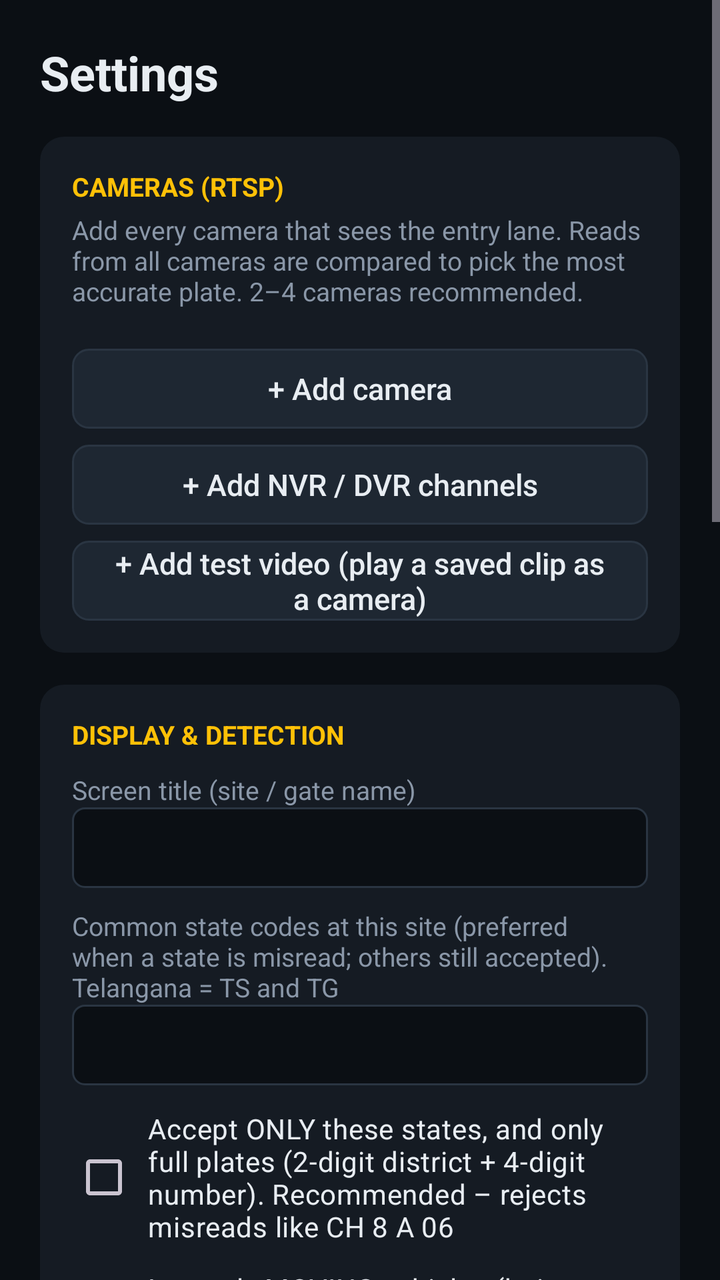
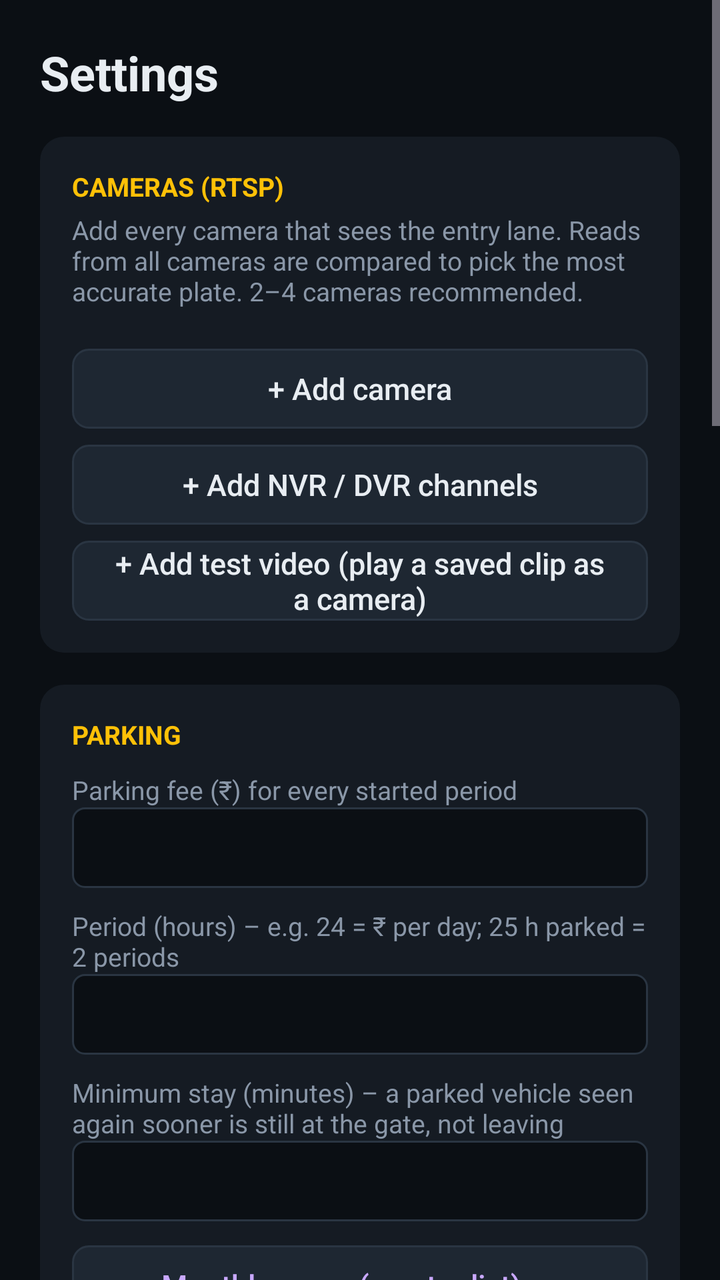

Before-and-after screenshots of an Android layout around one commit, followed by the original layout XML and the change that was made.
<!-- AndroidManifest.xml: application theme Theme.VehicleGate -->
<!-- res/layout/activity_settings.xml -->
<?xml version="1.0" encoding="utf-8"?>
<ScrollView xmlns:android="http://schemas.android.com/apk/res/android"
    android:layout_width="match_parent"
    android:layout_height="match_parent"
    android:background="@color/bg"
    android:fillViewport="true">

    <LinearLayout
        android:layout_width="match_parent"
        android:layout_height="wrap_content"
        android:orientation="vertical"
        android:padding="20dp">

        <TextView
            android:layout_width="wrap_content"
            android:layout_height="wrap_content"
            android:text="Settings"
            android:textColor="@color/text"
            android:textSize="24sp"
            android:textStyle="bold" />

        
        <LinearLayout
            android:layout_width="match_parent"
            android:layout_height="wrap_content"
            android:layout_marginTop="16dp"
            android:background="@drawable/card_bg"
            android:orientation="vertical"
            android:padding="16dp">

            <TextView
                android:layout_width="wrap_content"
                android:layout_height="wrap_content"
                android:text="CAMERAS (RTSP)"
                android:textColor="@color/accent"
                android:textSize="13sp"
                android:textStyle="bold" />

            <TextView
                android:layout_width="wrap_content"
                android:layout_height="wrap_content"
                android:layout_marginTop="4dp"
                android:text="Add every camera that sees the entry lane. Reads from all cameras are compared to pick the most accurate plate. 2–4 cameras recommended."
                android:textColor="@color/text_dim"
                android:textSize="13sp" />

            <LinearLayout
                android:id="@+id/cameraList"
                android:layout_width="match_parent"
                android:layout_height="wrap_content"
                android:layout_marginTop="10dp"
                android:orientation="vertical" />

            <LinearLayout
                android:layout_width="match_parent"
                android:layout_height="wrap_content"
                android:layout_marginTop="10dp"
                android:orientation="vertical">

                <androidx.appcompat.widget.AppCompatButton
                    android:id="@+id/addCamera"
                    style="@style/TvButton"
                    android:layout_width="match_parent"
                    android:layout_height="wrap_content"
                    android:text="+ Add camera" />

                <androidx.appcompat.widget.AppCompatButton
                    android:id="@+id/addNvr"
                    style="@style/TvButton"
                    android:layout_width="match_parent"
                    android:layout_height="wrap_content"
                    android:layout_marginTop="8dp"
                    android:text="+ Add NVR / DVR channels" />

                <androidx.appcompat.widget.AppCompatButton
                    android:id="@+id/addTestVideo"
                    style="@style/TvButton"
                    android:layout_width="match_parent"
                    android:layout_height="wrap_content"
                    android:layout_marginTop="8dp"
                    android:text="+ Add test video (play a saved clip as a camera)" />
            </LinearLayout>
        </LinearLayout>

        
        <LinearLayout
            android:layout_width="match_parent"
            android:layout_height="wrap_content"
            android:layout_marginTop="16dp"
            android:background="@drawable/card_bg"
            android:orientation="vertical"
            android:padding="16dp">

            <TextView
                android:layout_width="wrap_content"
                android:layout_height="wrap_content"
                android:text="DISPLAY &amp; DETECTION"
                android:textColor="@color/accent"
                android:textSize="13sp"
                android:textStyle="bold" />

            <TextView style="@style/FieldLabel" android:layout_width="wrap_content" android:layout_height="wrap_content" android:text="Screen title (site / gate name)" />
            <EditText android:id="@+id/siteTitle" style="@style/Field" android:layout_width="match_parent" android:layout_height="wrap_content" android:inputType="text" />

            <TextView style="@style/FieldLabel" android:layout_width="wrap_content" android:layout_height="wrap_content" android:text="Common state codes at this site (preferred when a state is misread; others still accepted). Telangana = TS and TG" />
            <EditText android:id="@+id/commonStates" style="@style/Field" android:layout_width="match_parent" android:layout_height="wrap_content" android:inputType="textCapCharacters" />

            <CheckBox
                android:id="@+id/strictStates"
                android:layout_width="wrap_content"
                android:layout_height="wrap_content"
                android:layout_marginTop="6dp"
                android:background="@drawable/row_bg"
                android:padding="6dp"
                android:text="Accept ONLY these states, and only full plates (2-digit district + 4-digit number). Recommended – rejects misreads like CH 8 A 06"
                android:textColor="@color/text" />

            <CheckBox
                android:id="@+id/movingOnly"
                android:layout_width="wrap_content"
                android:layout_height="wrap_content"
                android:background="@drawable/row_bg"
                android:padding="6dp"
                android:text="Log only MOVING vehicles (being ridden/driven in) – ignore parked vehicles"
                android:textColor="@color/text" />

            <TextView style="@style/FieldLabel" android:layout_width="wrap_content" android:layout_height="wrap_content" android:text="Re-entry cooldown (seconds) – same vehicle within this time is not logged again" />
            <EditText android:id="@+id/cooldown" style="@style/Field" android:layout_width="match_parent" android:layout_height="wrap_content" android:inputType="number" />

            <TextView style="@style/FieldLabel" android:layout_width="wrap_content" android:layout_height="wrap_content" android:text="Minimum reads to accept a vehicle (across all cameras)" />
            <EditText android:id="@+id/minReads" style="@style/Field" android:layout_width="match_parent" android:layout_height="wrap_content" android:inputType="number" />

            <TextView style="@style/FieldLabel" android:layout_width="wrap_content" android:layout_height="wrap_content" android:text="Decision delay (ms) – wait this long after the last read before deciding" />
            <EditText android:id="@+id/settle" style="@style/Field" android:layout_width="match_parent" android:layout_height="wrap_content" android:inputType="number" />

            <TextView style="@style/FieldLabel" android:layout_width="wrap_content" android:layout_height="wrap_content" android:text="OCR interval per camera (ms) while motion is present" />
            <EditText android:id="@+id/ocrInterval" style="@style/Field" android:layout_width="match_parent" android:layout_height="wrap_content" android:inputType="number" />

            <TextView style="@style/FieldLabel" android:layout_width="wrap_content" android:layout_height="wrap_content" android:text="Minimum confidence (%)" />
            <EditText android:id="@+id/minConf" style="@style/Field" android:layout_width="match_parent" android:layout_height="wrap_content" android:inputType="number" />

            <TextView style="@style/FieldLabel" android:layout_width="wrap_content" android:layout_height="wrap_content" android:text="Keep history for (days, 0 = forever)" />
            <EditText android:id="@+id/retention" style="@style/Field" android:layout_width="match_parent" android:layout_height="wrap_content" android:inputType="number" />

            <CheckBox
                android:id="@+id/beep"
                android:layout_width="wrap_content"
                android:layout_height="wrap_content"
                android:layout_marginTop="10dp"
                android:background="@drawable/row_bg"
                android:padding="6dp"
                android:text="Beep when a new vehicle is logged"
                android:textColor="@color/text" />

            <CheckBox
                android:id="@+id/liveVideo"
                android:layout_width="wrap_content"
                android:layout_height="wrap_content"
                android:background="@drawable/row_bg"
                android:padding="6dp"
                android:text="Show live camera video on the dashboard (off = small status chips; use ▶ Preview to watch a camera)"
                android:textColor="@color/text" />
        </LinearLayout>

        <LinearLayout
            android:layout_width="match_parent"
            android:layout_height="wrap_content"
            android:layout_marginTop="8dp"
            android:orientation="vertical">

        <androidx.appcompat.widget.AppCompatButton
            android:id="@+id/save"
            style="@style/TvButton"
            android:layout_width="match_parent"
            android:layout_height="wrap_content"
            android:layout_marginTop="8dp"
            android:text="Save &amp; back" />

        <androidx.appcompat.widget.AppCompatButton
            android:id="@+id/exportSettings"
            style="@style/TvButton"
            android:layout_width="match_parent"
            android:layout_height="wrap_content"
            android:layout_marginTop="8dp"
            android:text="Backup settings" />

        <androidx.appcompat.widget.AppCompatButton
            android:id="@+id/importSettings"
            style="@style/TvButton"
            android:layout_width="match_parent"
            android:layout_height="wrap_content"
            android:layout_marginTop="8dp"
            android:text="Restore settings" />

        <androidx.appcompat.widget.AppCompatButton
            android:id="@+id/exportCsv"
            style="@style/TvButton"
            android:layout_width="match_parent"
            android:layout_height="wrap_content"
            android:layout_marginTop="8dp"
            android:text="Export history (CSV)" />

        <androidx.appcompat.widget.AppCompatButton
            android:id="@+id/clearHistory"
            style="@style/TvButton"
            android:layout_width="match_parent"
            android:layout_height="wrap_content"
            android:layout_marginTop="8dp"
            android:text="Clear history"
            android:textColor="@color/error" />
        </LinearLayout>
    </LinearLayout>
</ScrollView>
<!-- resources referenced by this layout -->
<resources>
  <color name="accent">#FFC107</color>
  <color name="bg">#0B0F14</color>
  <color name="error">#FF5252</color>
  <color name="text">#E8EDF2</color>
  <color name="text_dim">#8A97A8</color>
  <!-- drawable card_bg (drawable) -->
  <?xml version="1.0" encoding="utf-8"?>
  <shape xmlns:android="http://schemas.android.com/apk/res/android" android:shape="rectangle">
      <solid android:color="@color/surface" />
      <corners android:radius="12dp" />
  </shape>
  <!-- drawable row_bg (drawable) -->
  <?xml version="1.0" encoding="utf-8"?>
  <selector xmlns:android="http://schemas.android.com/apk/res/android">
      <item android:state_focused="true">
          <shape android:shape="rectangle">
              <solid android:color="@color/surface2" />
              <stroke android:width="2dp" android:color="@color/accent" />
              <corners android:radius="6dp" />
          </shape>
      </item>
      <item>
          <shape android:shape="rectangle">
              <solid android:color="@android:color/transparent" />
          </shape>
      </item>
  </selector>
  <style name="Field">
          <item name="android:background">@drawable/field_bg</item>
          <item name="android:textColor">@color/text</item>
          <item name="android:textColorHint">@color/text_dim</item>
          <item name="android:textSize">15sp</item>
          <item name="android:padding">10dp</item>
          <item name="android:singleLine">true</item>
      </style>
  <style name="FieldLabel">
          <item name="android:textColor">@color/text_dim</item>
          <item name="android:textSize">13sp</item>
          <item name="android:layout_marginTop">10dp</item>
      </style>
  <style name="TvButton" parent="Widget.AppCompat.Button.Borderless">
          <item name="android:background">@drawable/focus_bg</item>
          <item name="android:textColor">@color/text</item>
          <item name="android:textAllCaps">false</item>
          <item name="android:textSize">15sp</item>
          <item name="android:paddingStart">18dp</item>
          <item name="android:paddingEnd">18dp</item>
          <item name="android:minHeight">40dp</item>
          <item name="android:focusable">true</item>
      </style>
  <style name="Theme.VehicleGate" parent="Theme.Material3.Dark.NoActionBar">
          <item name="android:windowBackground">@color/bg</item>
          <item name="colorPrimary">@color/accent</item>
          <item name="colorOnPrimary">#000000</item>
          <item name="colorSecondary">@color/accent</item>
          <item name="android:statusBarColor">@color/bg</item>
          <item name="android:navigationBarColor">@color/bg</item>
      </style>
  <color name="surface">#151B23</color>
  <color name="surface2">#1E2732</color>
  <!-- drawable field_bg (drawable) -->
  <?xml version="1.0" encoding="utf-8"?>
  <selector xmlns:android="http://schemas.android.com/apk/res/android">
      <item android:state_focused="true">
          <shape android:shape="rectangle">
              <solid android:color="@color/bg" />
              <stroke android:width="2dp" android:color="@color/accent" />
              <corners android:radius="6dp" />
          </shape>
      </item>
      <item>
          <shape android:shape="rectangle">
              <solid android:color="@color/bg" />
              <stroke android:width="1dp" android:color="@color/divider" />
              <corners android:radius="6dp" />
          </shape>
      </item>
  </selector>
  <color name="divider">#2A3542</color>
  <!-- unchanged entries left out for length: 1 -->
</resources>

<!-- the commit's change to res/layout/activity_settings.xml (unified diff, before → after) -->
@@ -94,6 +94,42 @@
             <TextView
                 android:layout_width="wrap_content"
                 android:layout_height="wrap_content"
+                android:text="PARKING"
+                android:textColor="@color/accent"
+                android:textSize="13sp"
+                android:textStyle="bold" />
+
+            <TextView style="@style/FieldLabel" android:layout_width="wrap_content" android:layout_height="wrap_content" android:text="Parking fee (₹) for every started period" />
+            <EditText android:id="@+id/feeAmount" style="@style/Field" android:layout_width="match_parent" android:layout_height="wrap_content" android:inputType="number" />
+
+            <TextView style="@style/FieldLabel" android:layout_width="wrap_content" android:layout_height="wrap_content" android:text="Period (hours) – e.g. 24 = ₹ per day; 25 h parked = 2 periods" />
+            <EditText android:id="@+id/feePeriodHours" style="@style/Field" android:layout_width="match_parent" android:layout_height="wrap_content" android:inputType="number" />
+
+            <TextView style="@style/FieldLabel" android:layout_width="wrap_content" android:layout_height="wrap_content" android:text="Minimum stay (minutes) – a parked vehicle seen again sooner is still at the gate, not leaving" />
+            <EditText android:id="@+id/minStayMinutes" style="@style/Field" android:layout_width="match_parent" android:layout_height="wrap_content" android:inputType="number" />
+
+            <androidx.appcompat.widget.AppCompatButton
+                android:id="@+id/monthlyUsers"
+                style="@style/TvButton"
+                android:layout_width="match_parent"
+                android:layout_height="wrap_content"
+                android:layout_marginTop="12dp"
+                android:text="Monthly users (master list) →"
+                android:textColor="@color/monthly_text" />
+        </LinearLayout>
+
+        
+        <LinearLayout
+            android:layout_width="match_parent"
+            android:layout_height="wrap_content"
+            android:layout_marginTop="16dp"
+            android:background="@drawable/card_bg"
+            android:orientation="vertical"
+            android:padding="16dp">
+
+            <TextView
+                android:layout_width="wrap_content"
+                android:layout_height="wrap_content"
                 android:text="DISPLAY &amp; DETECTION"
                 android:textColor="@color/accent"
                 android:textSize="13sp"
<!-- resource entries referenced after the edit -->
@@ -3,6 +3,7 @@
   <color name="accent">#FFC107</color>
   <color name="bg">#0B0F14</color>
   <color name="error">#FF5252</color>
+  <color name="monthly_text">#C9A8FF</color>
   <color name="text">#E8EDF2</color>
   <color name="text_dim">#8A97A8</color>
   <!-- drawable card_bg (drawable) -->
